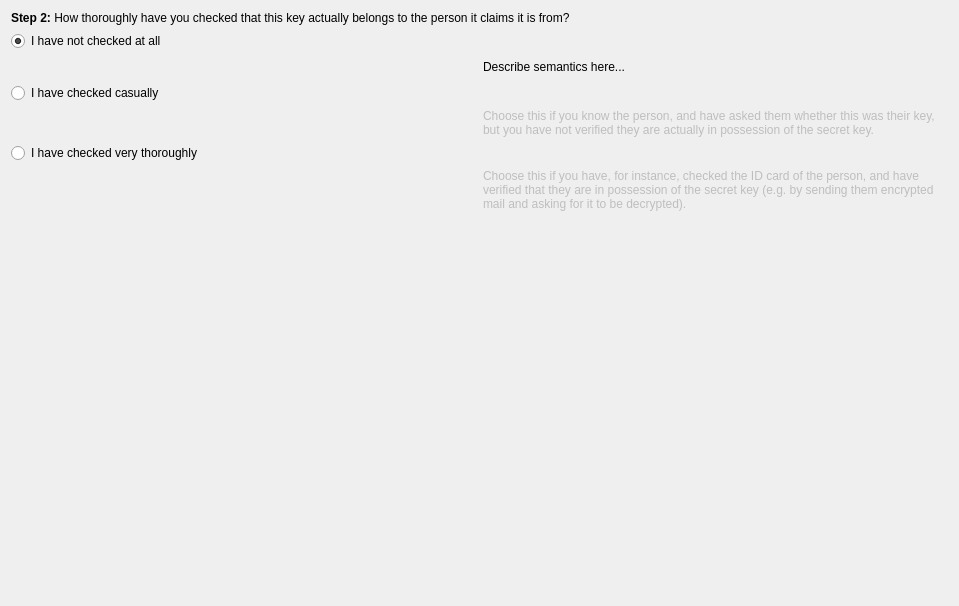
sensama/kleopatra, file dialogs/selectchecklevelwidget.ui: the form before one commit.
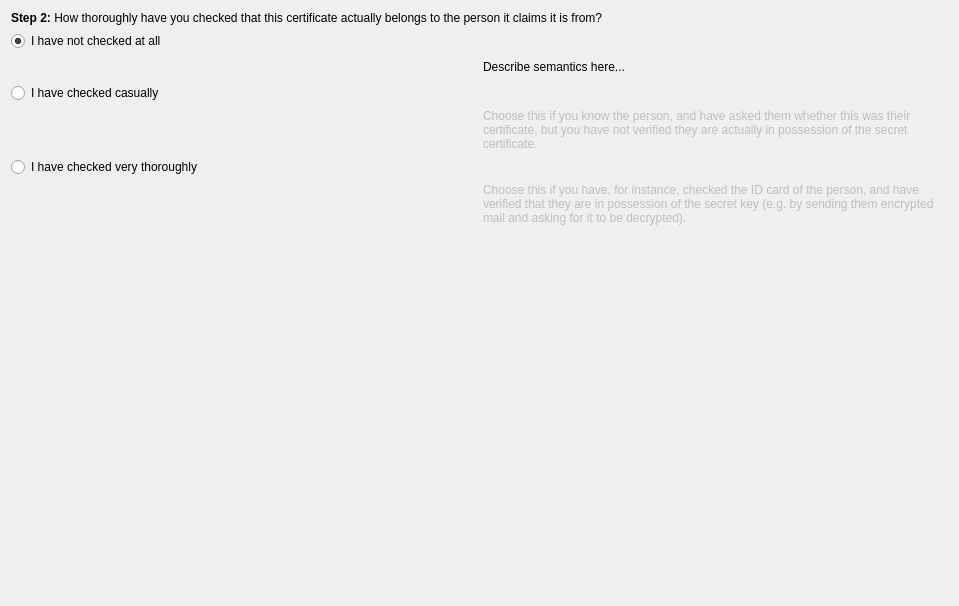
The form after the commit.

```diff
--- a/dialogs/selectchecklevelwidget.ui
+++ b/dialogs/selectchecklevelwidget.ui
@@ -13,7 +13,7 @@
    <item row="0" column="0" colspan="2" >
     <widget class="QLabel" name="label_2" >
      <property name="text" >
-      <string>&lt;b>Step 2:&lt;/b> How thoroughly have you checked that this key actually belongs to the person it claims it is from?</string>
+      <string>&lt;b>Step 2:&lt;/b> How thoroughly have you checked that this certificate actually belongs to the person it claims it is from?</string>
      </property>
      <property name="wordWrap" >
       <bool>true</bool>
@@ -85,7 +85,7 @@
       <bool>false</bool>
      </property>
      <property name="text" >
-      <string>Choose this if you know the person, and have asked them whether this was their key, but you have not verified they are actually in possession of the secret key.</string>
+      <string>Choose this if you know the person, and have asked them whether this was their certificate, but you have not verified they are actually in possession of the secret certificate.</string>
      </property>
      <property name="wordWrap" >
       <bool>true</bool>
```
